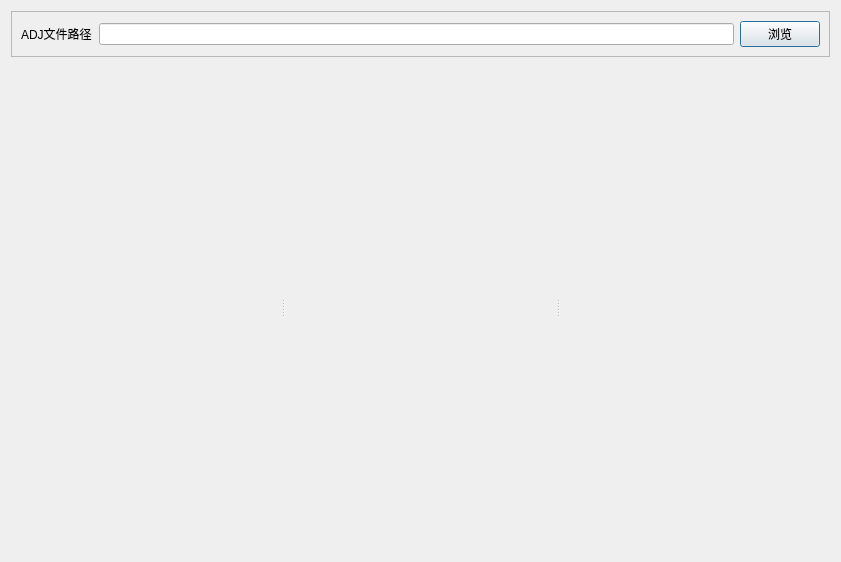
AlanZHW/OBNNewModel, file OBNSoftwareRoot/src/OBNDataManagerModel/OBNCalibrationDataDisplay/obncalibrationdatadisplay.ui: the form before one commit.
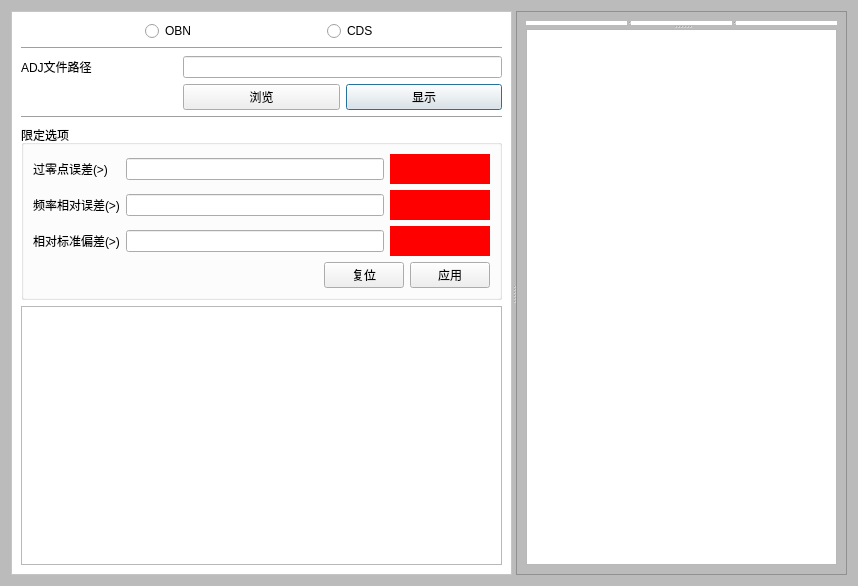
The form after the commit.

Commit message: 标定数据显示，OTA等模块最新功能上传

What changed in the file:
```diff
--- a/OBNSoftwareRoot/src/OBNDataManagerModel/OBNCalibrationDataDisplay/obncalibrationdatadisplay.ui
+++ b/OBNSoftwareRoot/src/OBNDataManagerModel/OBNCalibrationDataDisplay/obncalibrationdatadisplay.ui
@@ -6,57 +6,339 @@
    <rect>
     <x>0</x>
     <y>0</y>
-    <width>841</width>
-    <height>562</height>
+    <width>858</width>
+    <height>586</height>
    </rect>
   </property>
   <property name="windowTitle">
    <string>OBNCalibrationDataDisplay</string>
   </property>
-  <layout class="QGridLayout" name="gridLayout_2">
+  <property name="styleSheet">
+   <string notr="true">QDialog#OBNCalibrationDataDisplay{
+	background-color:#BBBBBB
+}</string>
+  </property>
+  <layout class="QGridLayout" name="gridLayout_6">
    <item row="0" column="0">
-    <widget class="QFrame" name="frame">
-     <property name="sizePolicy">
-      <sizepolicy hsizetype="Preferred" vsizetype="Fixed">
-       <horstretch>0</horstretch>
-       <verstretch>0</verstretch>
-      </sizepolicy>
-     </property>
-     <property name="frameShape">
-      <enum>QFrame::StyledPanel</enum>
-     </property>
-     <property name="frameShadow">
-      <enum>QFrame::Raised</enum>
-     </property>
-     <layout class="QGridLayout" name="gridLayout">
-      <item row="0" column="0">
-       <widget class="QLabel" name="label">
-        <property name="text">
-         <string>ADJ文件路径</string>
-        </property>
-       </widget>
-      </item>
-      <item row="0" column="1">
-       <widget class="QLineEdit" name="lineEdit"/>
-      </item>
-      <item row="0" column="2">
-       <widget class="QPushButton" name="pushButtonBrowse">
-        <property name="text">
-         <string>浏览</string>
-        </property>
-       </widget>
-      </item>
-     </layout>
-    </widget>
-   </item>
-   <item row="1" column="0">
-    <widget class="QSplitter" name="splitter">
+    <widget class="QSplitter" name="splitter_2">
      <property name="orientation">
       <enum>Qt::Horizontal</enum>
      </property>
-     <widget class="QWidget" name="widgetX" native="true"/>
-     <widget class="QWidget" name="widgetY" native="true"/>
-     <widget class="QWidget" name="widgetZ" native="true"/>
+     <widget class="QFrame" name="frameSetup">
+      <property name="sizePolicy">
+       <sizepolicy hsizetype="Preferred" vsizetype="Preferred">
+        <horstretch>0</horstretch>
+        <verstretch>0</verstretch>
+       </sizepolicy>
+      </property>
+      <property name="maximumSize">
+       <size>
+        <width>16777215</width>
+        <height>16777215</height>
+       </size>
+      </property>
+      <property name="styleSheet">
+       <string notr="true">QFrame#frameSetup{
+	background-color:#FFFFFF
+}</string>
+      </property>
+      <property name="frameShape">
+       <enum>QFrame::StyledPanel</enum>
+      </property>
+      <property name="frameShadow">
+       <enum>QFrame::Raised</enum>
+      </property>
+      <layout class="QGridLayout" name="gridLayout_5">
+       <item row="0" column="0">
+        <layout class="QHBoxLayout" name="horizontalLayout">
+         <item>
+          <spacer name="horizontalSpacer">
+           <property name="orientation">
+            <enum>Qt::Horizontal</enum>
+           </property>
+           <property name="sizeHint" stdset="0">
+            <size>
+             <width>40</width>
+             <height>20</height>
+            </size>
+           </property>
+          </spacer>
+         </item>
+         <item>
+          <widget class="QRadioButton" name="radioButtonOBN">
+           <property name="text">
+            <string>OBN</string>
+           </property>
+          </widget>
+         </item>
+         <item>
+          <spacer name="horizontalSpacer_2">
+           <property name="orientation">
+            <enum>Qt::Horizontal</enum>
+           </property>
+           <property name="sizeHint" stdset="0">
+            <size>
+             <width>40</width>
+             <height>20</height>
+            </size>
+           </property>
+          </spacer>
+         </item>
+         <item>
+          <widget class="QRadioButton" name="radioButtonCDS">
+           <property name="text">
+            <string>CDS</string>
+           </property>
+          </widget>
+         </item>
+         <item>
+          <spacer name="horizontalSpacer_3">
+           <property name="orientation">
+            <enum>Qt::Horizontal</enum>
+           </property>
+           <property name="sizeHint" stdset="0">
+            <size>
+             <width>40</width>
+             <height>20</height>
+            </size>
+           </property>
+          </spacer>
+         </item>
+        </layout>
+       </item>
+       <item row="1" column="0">
+        <widget class="Line" name="line">
+         <property name="orientation">
+          <enum>Qt::Horizontal</enum>
+         </property>
+        </widget>
+       </item>
+       <item row="2" column="0">
+        <layout class="QGridLayout" name="gridLayout">
+         <item row="0" column="0">
+          <widget class="QLabel" name="label">
+           <property name="text">
+            <string>ADJ文件路径</string>
+           </property>
+          </widget>
+         </item>
+         <item row="1" column="2">
+          <widget class="QPushButton" name="pushButtonDisplay">
+           <property name="text">
+            <string>显示</string>
+           </property>
+          </widget>
+         </item>
+         <item row="0" column="1" colspan="2">
+          <widget class="QLineEdit" name="lineEditAdjPath"/>
+         </item>
+         <item row="1" column="1">
+          <widget class="QPushButton" name="pushButtonBrowse">
+           <property name="text">
+            <string>浏览</string>
+           </property>
+          </widget>
+         </item>
+        </layout>
+       </item>
+       <item row="3" column="0">
+        <widget class="Line" name="line_2">
+         <property name="orientation">
+          <enum>Qt::Horizontal</enum>
+         </property>
+        </widget>
+       </item>
+       <item row="4" column="0">
+        <widget class="QGroupBox" name="groupBox">
+         <property name="title">
+          <string>限定选项</string>
+         </property>
+         <layout class="QGridLayout" name="gridLayout_4">
+          <item row="1" column="2">
+           <widget class="QPushButton" name="pushButtonApply">
+            <property name="text">
+             <string>应用</string>
+            </property>
+           </widget>
+          </item>
+          <item row="0" column="0" colspan="3">
+           <layout class="QGridLayout" name="gridLayout_2">
+            <item row="0" column="1">
+             <widget class="QLineEdit" name="lineEditZeroErrorRangeColor"/>
+            </item>
+            <item row="2" column="0">
+             <widget class="QLabel" name="label_4">
+              <property name="text">
+               <string>相对标准偏差(&gt;)</string>
+              </property>
+             </widget>
+            </item>
+            <item row="2" column="1">
+             <widget class="QLineEdit" name="lineEditStdEColor"/>
+            </item>
+            <item row="1" column="0">
+             <widget class="QLabel" name="label_3">
+              <property name="text">
+               <string>频率相对误差(&gt;)</string>
+              </property>
+             </widget>
+            </item>
+            <item row="1" column="1">
+             <widget class="QLineEdit" name="lineEditFreqRelatErorColor"/>
+            </item>
+            <item row="0" column="0">
+             <widget class="QLabel" name="label_2">
+              <property name="text">
+               <string>过零点误差(&gt;)</string>
+              </property>
+             </widget>
+            </item>
+            <item row="0" column="2">
+             <widget class="QLabel" name="labelZeroErrorRangeColor">
+              <property name="minimumSize">
+               <size>
+                <width>100</width>
+                <height>30</height>
+               </size>
+              </property>
+              <property name="sizeIncrement">
+               <size>
+                <width>100</width>
+                <height>100</height>
+               </size>
+              </property>
+              <property name="styleSheet">
+               <string notr="true">QLabel#labelZeroErrorRangeColor{
+	background-color:#FF0000;
+}</string>
+              </property>
+              <property name="text">
+               <string/>
+              </property>
+             </widget>
+            </item>
+            <item row="1" column="2">
+             <widget class="QLabel" name="labelFreqRelatErorColor">
+              <property name="minimumSize">
+               <size>
+                <width>100</width>
+                <height>30</height>
+               </size>
+              </property>
+              <property name="styleSheet">
+               <string notr="true">QLabel#labelFreqRelatErorColor{
+	background-color:#FF0000;
+}</string>
+              </property>
+              <property name="text">
+               <string/>
+              </property>
+             </widget>
+            </item>
+            <item row="2" column="2">
+             <widget class="QLabel" name="labelStdEColor">
+              <property name="minimumSize">
+               <size>
+                <width>100</width>
+                <height>30</height>
+               </size>
+              </property>
+              <property name="styleSheet">
+               <string notr="true">QLabel#labelStdEColor{
+	background-color:#FF0000;
+}</string>
+              </property>
+              <property name="text">
+               <string/>
+              </property>
+             </widget>
+            </item>
+           </layout>
+          </item>
+          <item row="1" column="0">
+           <spacer name="horizontalSpacer_4">
+            <property name="orientation">
+             <enum>Qt::Horizontal</enum>
+            </property>
+            <property name="sizeHint" stdset="0">
+             <size>
+              <width>202</width>
+              <height>20</height>
+             </size>
+            </property>
+           </spacer>
+          </item>
+          <item row="1" column="1">
+           <widget class="QPushButton" name="pushButtonReset">
+            <property name="text">
+             <string>复位</string>
+            </property>
+           </widget>
+          </item>
+         </layout>
+        </widget>
+       </item>
+       <item row="5" column="0">
+        <widget class="QTableWidget" name="tableWidgetLineColor"/>
+       </item>
+      </layout>
+     </widget>
+     <widget class="QFrame" name="frameImageArea">
+      <property name="styleSheet">
+       <string notr="true">QFrame#frameImageArea{
+	background-color:#BBBBBB
+}</string>
+      </property>
+      <property name="frameShape">
+       <enum>QFrame::StyledPanel</enum>
+      </property>
+      <property name="frameShadow">
+       <enum>QFrame::Raised</enum>
+      </property>
+      <layout class="QGridLayout" name="gridLayout_3">
+       <item row="0" column="0">
+        <widget class="QSplitter" name="splitter_3">
+         <property name="orientation">
+          <enum>Qt::Vertical</enum>
+         </property>
+         <widget class="QSplitter" name="splitter">
+          <property name="orientation">
+           <enum>Qt::Horizontal</enum>
+          </property>
+          <widget class="QWidget" name="widgetX" native="true">
+           <property name="styleSheet">
+            <string notr="true">QWidget#widgetX{
+	background-color:#FFFFFF
+}</string>
+           </property>
+          </widget>
+          <widget class="QWidget" name="widgetY" native="true">
+           <property name="styleSheet">
+            <string notr="true">QWidget#widgetY{
+	background-color:#FFFFFF
+}</string>
+           </property>
+          </widget>
+          <widget class="QWidget" name="widgetZ" native="true">
+           <property name="styleSheet">
+            <string notr="true">QWidget#widgetZ{
+	background-color:#FFFFFF
+}</string>
+           </property>
+          </widget>
+         </widget>
+         <widget class="QTableWidget" name="tableWidgetDataInform">
+          <property name="maximumSize">
+           <size>
+            <width>16777215</width>
+            <height>16777215</height>
+           </size>
+          </property>
+         </widget>
+        </widget>
+       </item>
+      </layout>
+     </widget>
     </widget>
    </item>
   </layout>
```
The commit also changes 91 other files.
